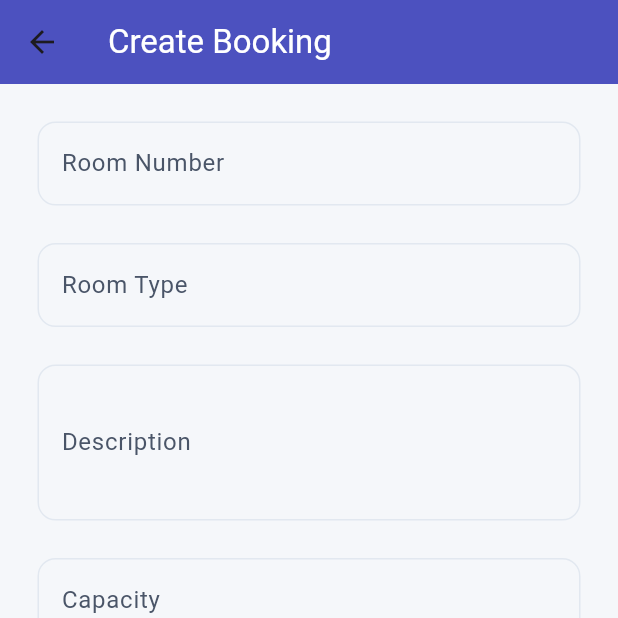
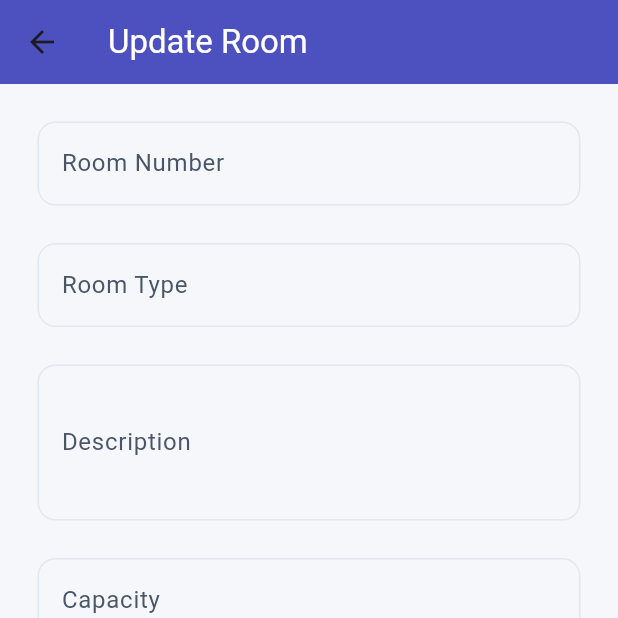
Before and after one commit to Andrewxyz123/MeetEasy, a Flutter app: the UpdateRoomPage screen opened directly with empty values, on a phone screen of 412 x 824 dp, the top half of it. Run offline on Flutter 3.47's test engine with Material 3 defaults, Android fonts, the phone set to English and light mode, and no system bars; our stand-ins replace get, get_storage, google_fonts, line_awesome_flutter, shared_preferences; accounts and stored records are empty; network calls fail.

Commit message:
Change Appbar Title

```diff
--- a/frontend/frontend/lib/pages/room_views/room_page.dart
+++ b/frontend/frontend/lib/pages/room_views/room_page.dart
@@ -40,7 +40,7 @@ class _RoomPageState extends State<RoomPage> {
     return Scaffold(
       appBar: AppBar(
         title: Text(
-          'Create Booking',
+          'Rooms',
           style: TextStyle(color: Colors.white), // Set title text color to white
         ),
         backgroundColor: const Color(0xFF4C51BF),
--- a/frontend/frontend/lib/pages/room_views/update_room.dart
+++ b/frontend/frontend/lib/pages/room_views/update_room.dart
@@ -89,7 +89,7 @@ class _UpdateRoomPageState extends State<UpdateRoomPage> {
     return Scaffold(
       appBar: AppBar(
         title: Text(
-          'Create Booking',
+          'Update Room',
           style: TextStyle(color: Colors.white), // Set title text color to white
         ),
         backgroundColor: const Color(0xFF4C51BF),
```
